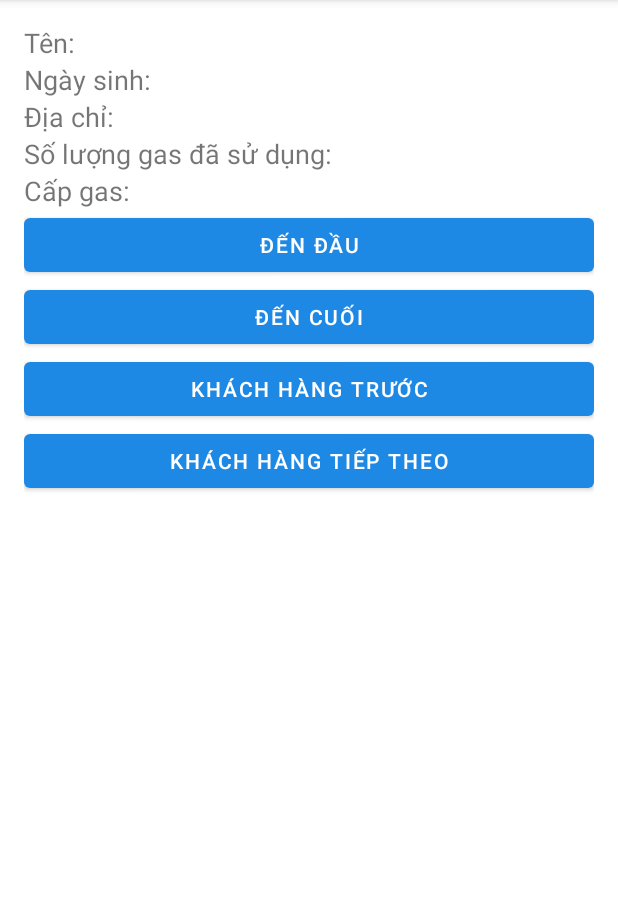
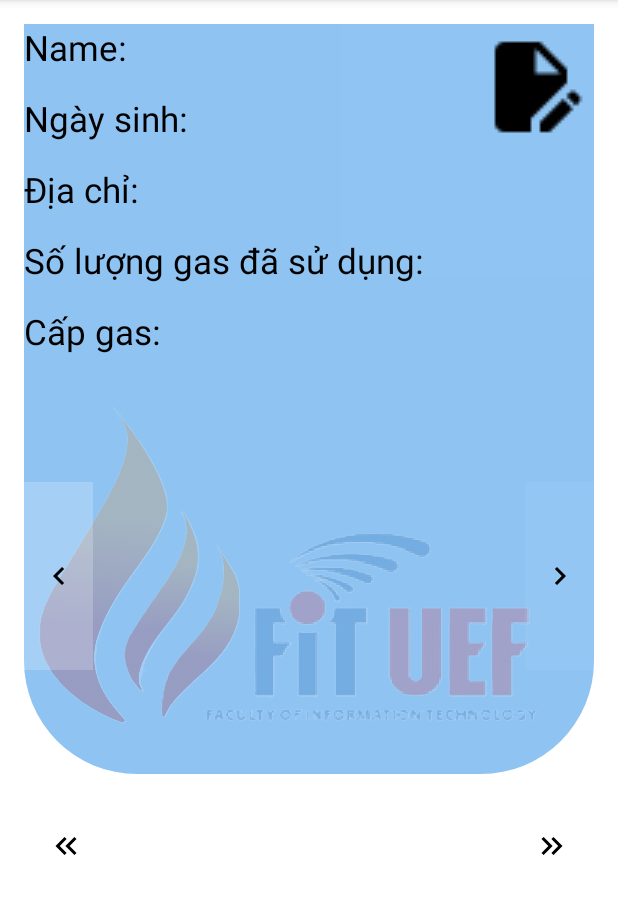
Before and after one commit to duynghia301/GasBillManagementS, an Android app: the fragment CustomerFragment shown on its own in the app's theme, on a phone screen of 412 x 824 dp, the part 84-998 px from its top. Run offline under Robolectric (Android 15) with nearby library versions, the phone set to English and light mode, and no system bars.

Commit message:
edit linh tinh

```diff
--- a/app/src/main/java/com/example/gasbillmanagements/MainActivity.java
+++ b/app/src/main/java/com/example/gasbillmanagements/MainActivity.java
@@ -52,7 +52,7 @@ public class MainActivity extends AppCompatActivity {
 //        databaseHelper.insertGasLevelType("Level1", 1000, 50, 1.5f);
 //        databaseHelper.insertGasLevelType("Level2", 2000, 100, 1.8f);
 //
-// Thêm dữ liệu vào bảng customer
+//// Thêm dữ liệu vào bảng customer
 //        databaseHelper.insertCustomer("Ramesh", "202401", "Ahmedabad", 2000, 1);
 //        databaseHelper.insertCustomer("Khilan", "202401", "Delhi", 1500, 2);
 //        databaseHelper.insertCustomer("Kaushik", "202402", "Kota", 2000, 1);
@@ -97,7 +97,7 @@ public class MainActivity extends AppCompatActivity {
 
         // Cấu hình thanh điều hướng
         mAppBarConfiguration = new AppBarConfiguration.Builder(
-                R.id.nav_home, R.id.nav_task, R.id.nav_ListCustomer)
+                R.id.nav_home)
                 .setOpenableLayout(drawer)
                 .build();
 
--- /dev/null
+++ b/app/src/main/res/drawable/ic_edit.xml
@@ -0,0 +1,9 @@
+<vector xmlns:android="http://schemas.android.com/apk/res/android" android:height="24dp" android:tint="#000000" android:viewportHeight="24" android:viewportWidth="24" android:width="24dp">
+
+    <path android:fillColor="@android:color/white" android:pathData="M14,19.88l0,2.12l2.12,0l5.17,-5.17l-2.12,-2.12z"/>
+
+    <path android:fillColor="@android:color/white" android:pathData="M20,8l-6,-6H6C4.9,2 4.01,2.9 4.01,4L4,20c0,1.1 0.89,2 1.99,2H12v-2.95l8,-8V8zM13,9V3.5L18.5,9H13z"/>
+
+    <path android:fillColor="@android:color/white" android:pathData="M22.71,14L22,13.29c-0.39,-0.39 -1.02,-0.39 -1.41,0L19.88,14L22,16.12l0.71,-0.71C23.1,15.02 23.1,14.39 22.71,14z"/>
+
+</vector>
--- /dev/null
+++ b/app/src/main/res/drawable/ic_first.xml
@@ -0,0 +1,7 @@
+<vector xmlns:android="http://schemas.android.com/apk/res/android" android:height="24dp" android:tint="#000000" android:viewportHeight="24" android:viewportWidth="24" android:width="24dp">
+
+    <path android:fillColor="@android:color/white" android:pathData="M6.41,6l-1.41,1.41l4.58,4.59l-4.58,4.59l1.41,1.41l6,-6z"/>
+
+    <path android:fillColor="@android:color/white" android:pathData="M13,6l-1.41,1.41l4.58,4.59l-4.58,4.59l1.41,1.41l6,-6z"/>
+
+</vector>
--- /dev/null
+++ b/app/src/main/res/drawable/ic_last.xml
@@ -0,0 +1,7 @@
+<vector xmlns:android="http://schemas.android.com/apk/res/android" android:height="24dp" android:tint="#000000" android:viewportHeight="24" android:viewportWidth="24" android:width="24dp">
+
+    <path android:fillColor="@android:color/white" android:pathData="M17.59,18l1.41,-1.41l-4.58,-4.59l4.58,-4.59l-1.41,-1.41l-6,6z"/>
+
+    <path android:fillColor="@android:color/white" android:pathData="M11,18l1.41,-1.41l-4.58,-4.59l4.58,-4.59l-1.41,-1.41l-6,6z"/>
+
+</vector>
--- /dev/null
+++ b/app/src/main/res/drawable/ic_next.xml
@@ -0,0 +1,5 @@
+<vector xmlns:android="http://schemas.android.com/apk/res/android" android:autoMirrored="true" android:height="24dp" android:tint="#000000" android:viewportHeight="24" android:viewportWidth="24" android:width="24dp">
+
+    <path android:fillColor="@android:color/white" android:pathData="M10,6L8.59,7.41 13.17,12l-4.58,4.59L10,18l6,-6z"/>
+
+</vector>
--- /dev/null
+++ b/app/src/main/res/drawable/ic_previous.xml
@@ -0,0 +1,5 @@
+<vector xmlns:android="http://schemas.android.com/apk/res/android" android:autoMirrored="true" android:height="24dp" android:tint="#000000" android:viewportHeight="24" android:viewportWidth="24" android:width="24dp">
+
+    <path android:fillColor="@android:color/white" android:pathData="M15.41,7.41L14,6l-6,6 6,6 1.41,-1.41L10.83,12z"/>
+
+</vector>
--- a/app/src/main/res/layout/fragment_customer.xml
+++ b/app/src/main/res/layout/fragment_customer.xml
@@ -1,73 +1,133 @@
 <?xml version="1.0" encoding="utf-8"?>
-<LinearLayout xmlns:android="http://schemas.android.com/apk/res/android"
+<RelativeLayout xmlns:android="http://schemas.android.com/apk/res/android"
     xmlns:tools="http://schemas.android.com/tools"
     xmlns:app="http://schemas.android.com/apk/res-auto"
     android:layout_width="match_parent"
     android:layout_height="match_parent"
-    android:orientation="vertical"
     android:padding="16dp"
     tools:context=".ui.customer.CustomerFragment">
 
+    <View
+        android:id="@+id/view"
+        android:layout_width="match_parent"
+        android:layout_height="500dp"
+        android:alpha="0.5"
+        android:background="@drawable/background_view"
+        android:foregroundTint="#A67676" />
 
+    <ImageView
+        android:id="@+id/backgroundImage"
+        android:layout_width="match_parent"
+        android:layout_height="match_parent"
+        android:alpha="0.2"
+        android:scaleType="fitCenter"
+        android:src="@drawable/gasbgg" />
 
     <TextView
         android:id="@+id/tv_name"
         android:layout_width="wrap_content"
         android:layout_height="wrap_content"
-        android:text="Tên: "
-        android:textSize="18sp" />
+        android:layout_marginBottom="16dp"
+        android:text="Name: "
+        android:textColor="#000000"
+        android:textSize="23sp" />
 
     <TextView
         android:id="@+id/tv_birth"
         android:layout_width="wrap_content"
         android:layout_height="wrap_content"
+        android:layout_below="@id/tv_name"
+        android:layout_marginBottom="16dp"
         android:text="Ngày sinh: "
-        android:textSize="18sp" />
+        android:textColor="#000000"
+        android:textSize="23sp" />
 
     <TextView
         android:id="@+id/tv_address"
         android:layout_width="wrap_content"
         android:layout_height="wrap_content"
         android:text="Địa chỉ: "
-        android:textSize="18sp" />
+        android:textSize="23sp"
+        android:textColor="#000000"
+
+        android:layout_below="@id/tv_birth"
+    android:layout_marginBottom="16dp" />
 
     <TextView
         android:id="@+id/tv_used_num_gas"
         android:layout_width="wrap_content"
         android:layout_height="wrap_content"
         android:text="Số lượng gas đã sử dụng: "
-        android:textSize="18sp" />
+        android:textSize="23sp"
+        android:textColor="#000000"
 
+        android:layout_below="@id/tv_address"
+    android:layout_marginBottom="16dp" />
     <TextView
         android:id="@+id/tv_gas_level"
         android:layout_width="wrap_content"
         android:layout_height="wrap_content"
         android:text="Cấp gas: "
-        android:textSize="18sp" />
+        android:textSize="23sp"
+        android:textColor="#000000"
 
-    <Button
+        android:layout_below="@id/tv_used_num_gas"
+    android:layout_marginBottom="32dp" />
+
+    <ImageButton
+        android:id="@+id/btn_previous"
+        android:layout_width="46dp"
+        android:layout_height="125dp"
+        android:layout_alignParentStart="true"
+        android:layout_centerVertical="true"
+        android:background="#4B9EE9"
+        android:backgroundTint="#34FFFFFF"
+        android:padding="16dp"
+        android:src="@drawable/ic_previous" />
+
+    <ImageButton
+        android:id="@+id/btn_next"
+        android:layout_width="46dp"
+        android:layout_height="125dp"
+        android:layout_alignParentEnd="true"
+        android:layout_centerVertical="true"
+        android:background="#444B9EE9"
+        android:backgroundTint="#34FFFFFF"
+        android:padding="16dp"
+        android:src="@drawable/ic_next" />
+
+    <ImageButton
+        android:id="@+id/btn_last"
+        android:layout_width="wrap_content"
+        android:layout_height="wrap_content"
+        android:layout_alignParentStart="true"
+        android:layout_alignParentBottom="true"
+        android:layout_marginBottom="160dp"
+        android:backgroundTint="#34FFFFFF"
+        android:padding="16dp"
+        android:src="@drawable/ic_last" />
+
+    <ImageButton
         android:id="@+id/btn_first"
-        android:layout_width="match_parent"
+        android:layout_width="wrap_content"
         android:layout_height="wrap_content"
-        android:text="Đến đầu" />
+        android:layout_alignParentEnd="true"
+        android:layout_alignParentBottom="true"
+        android:layout_marginBottom="160dp"
+        android:backgroundTint="#34FFFFFF"
+        android:padding="16dp"
+        android:src="@drawable/ic_first" />
 
-    <Button
-        android:id="@+id/btn_last"
-        android:layout_width="match_parent"
+    <ImageButton
+        android:id="@+id/imageButton"
+        android:layout_width="wrap_content"
         android:layout_height="wrap_content"
-        android:text="Đến cuối" />
+        android:layout_alignParentTop="true"
+        android:layout_alignParentEnd="true"
+        android:background="#05FFFFFF"
+        android:padding="30dp"
+        android:scaleX="3"
+        android:scaleY="3"
+        android:src="@drawable/ic_edit" />
 
-    <Button
-        android:id="@+id/btn_previous"
-        android:layout_width="match_parent"
-        android:layout_height="wrap_content"
-        android:text="Khách hàng trước" />
-
-    <Button
-        android:id="@+id/btn_next"
-        android:layout_width="match_parent"
-        android:layout_height="wrap_content"
-        android:text="Khách hàng tiếp theo" />
-
-
-</LinearLayout>
+</RelativeLayout>
```
Also changed, not shown: app/src/main/res/layout/fragment_add_customer.xml (+5 -4 lines), app/src/main/res/layout/fragment_search.xml (+8 -8 lines), app/src/main/res/menu/activity_main_drawer.xml (+16 -0 lines), app/src/main/res/navigation/mobile_navigation.xml (+17 -38 lines), app/src/main/assets/gas_manage.db (added).
